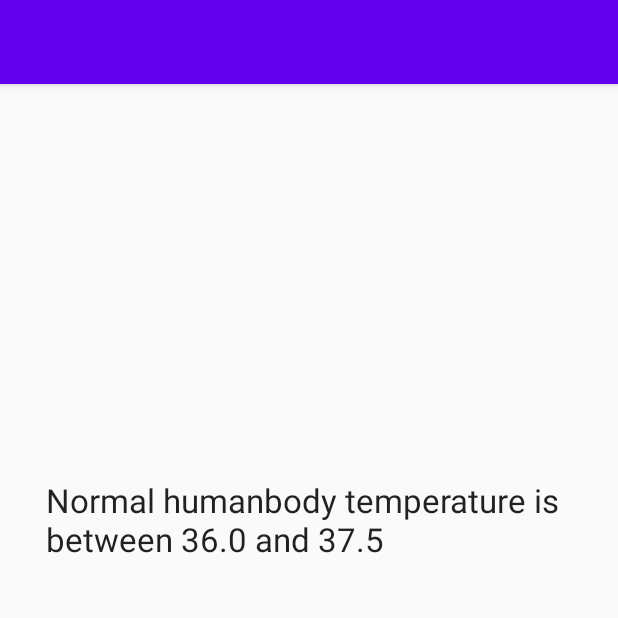
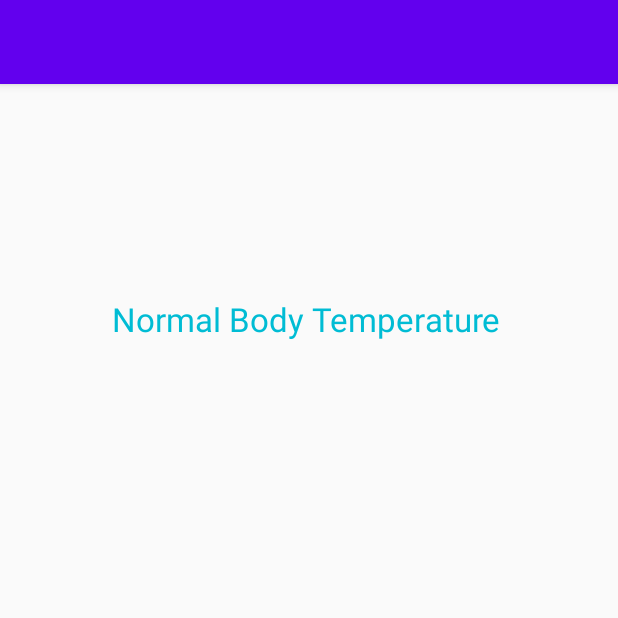
Before and after one commit to Dai-Isaji/BT_Tracker, an Android app: the NormalActivity screen opened directly, with no data from a screen before it, on a phone screen of 412 x 824 dp, the top half of it. Run offline under Robolectric (Android 15) with nearby library versions, the phone set to English and light mode, and no system bars.

```diff
--- a/app/src/main/res/layout/activity_normal.xml
+++ b/app/src/main/res/layout/activity_normal.xml
@@ -7,14 +7,24 @@
     tools:context=".NormalActivity">
 
     <TextView
-        android:id="@+id/textView7"
-        android:layout_width="351dp"
-        android:layout_height="64dp"
-        android:text="Normal humanbody temperature is between 36.0 and 37.5"
+        android:id="@+id/normalTitle"
+        android:layout_width="263dp"
+        android:layout_height="44dp"
+        android:text="Normal Body Temperature "
         android:textAppearance="@style/TextAppearance.AppCompat.Large"
+        android:textColor="#00BCD4"
         app:layout_constraintBottom_toBottomOf="parent"
         app:layout_constraintEnd_toEndOf="parent"
         app:layout_constraintStart_toStartOf="parent"
         app:layout_constraintTop_toTopOf="parent"
-        app:layout_constraintVertical_bias="0.373" />
+        app:layout_constraintVertical_bias="0.196" />
+
+    <ScrollView
+        android:id="@+id/normalTextScrol"
+        android:layout_width="405dp"
+        android:layout_height="408dp"
+        app:layout_constraintBottom_toBottomOf="parent"
+        app:layout_constraintEnd_toEndOf="parent"
+        app:layout_constraintStart_toStartOf="parent"
+        app:layout_constraintTop_toBottomOf="@+id/normalTitle" />
 </androidx.constraintlayout.widget.ConstraintLayout>
```
Also changed, not shown: app/src/main/res/values/strings.xml (+13 -0 lines).
